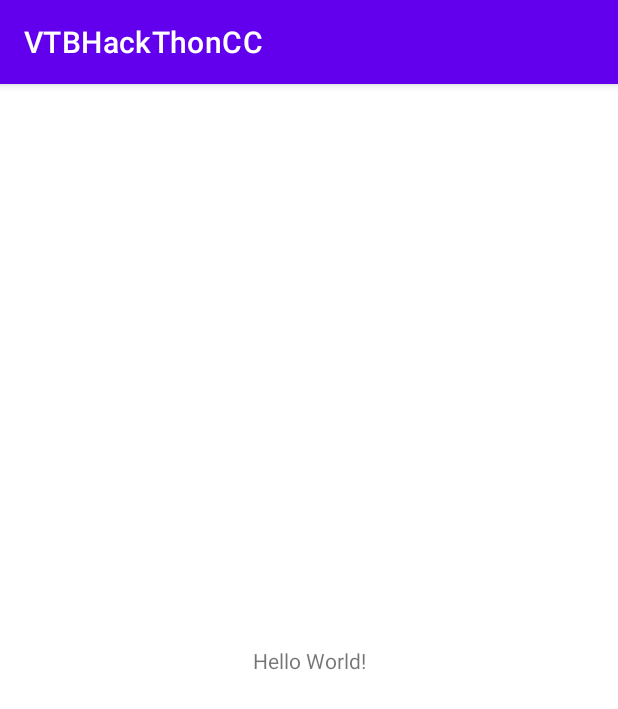
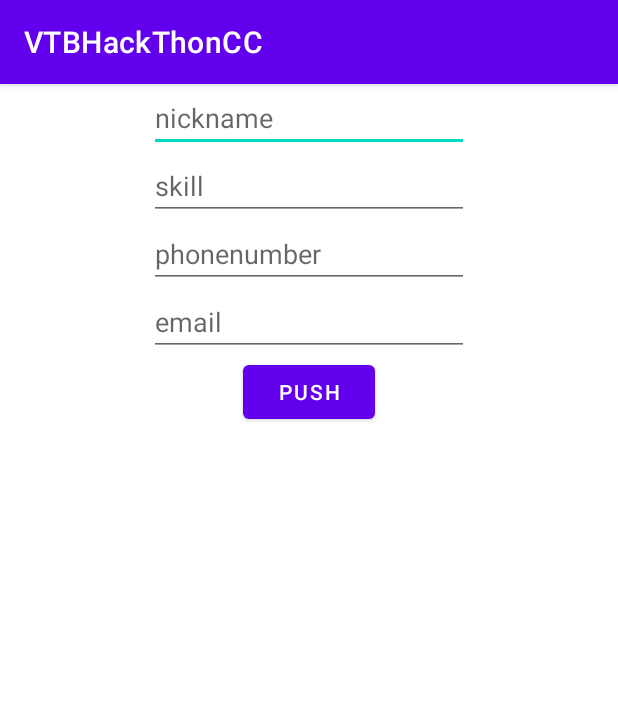
Before and after one commit to thblackboy/vtb-hackathon-CC, an Android app: the screen it shows after launch (MainActivity before the commit, TestDatabase after it), on a phone screen of 412 x 824 dp. Shown: the top 709 px of the screen. Run offline under Robolectric (Android 15) with nearby library versions, the phone set to English and light mode, and no system bars; our stand-ins replace Firebase (no records; nobody signed in at launch, a user with empty details on screens opened directly); 1 statement that could not run was skipped.

Commit message:
удаленная бд

```diff
--- a/app/src/main/AndroidManifest.xml
+++ b/app/src/main/AndroidManifest.xml
@@ -10,6 +10,9 @@
         android:supportsRtl="true"
         android:theme="@style/Theme.VTBHackThonCC">
         <activity
+            android:name=".TestDatabase"
+            android:exported="true" />
+        <activity
             android:name=".MainActivity"
             android:exported="true">
             <intent-filter>
--- /dev/null
+++ b/app/src/main/java/com/example/vtbhackthoncc/FirebaseDatabaseHelper.java
@@ -0,0 +1,57 @@
+package com.example.vtbhackthoncc;
+
+import android.provider.ContactsContract;
+
+import androidx.annotation.NonNull;
+
+import com.google.android.gms.tasks.OnSuccessListener;
+import com.google.firebase.database.DataSnapshot;
+import com.google.firebase.database.DatabaseError;
+import com.google.firebase.database.DatabaseReference;
+import com.google.firebase.database.FirebaseDatabase;
+import com.google.firebase.database.ValueEventListener;
+
+import java.util.ArrayList;
+
+public class FirebaseDatabaseHelper {
+    public User user;
+
+    private FirebaseDatabase firebaseDatabase;
+    private DatabaseReference databaseReference;
+    private ArrayList<User> users = new ArrayList<>();
+
+    public FirebaseDatabaseHelper() {
+        firebaseDatabase = FirebaseDatabase.getInstance();
+        databaseReference = firebaseDatabase.getReference("User");
+    }
+
+    public void addUser(User user) {
+        String key = databaseReference.push().getKey();
+        databaseReference.child(key).setValue(user);
+    }
+
+    //эта штука не работает user становаится null
+    public User getUser(String username) {
+        databaseReference.addValueEventListener(new ValueEventListener() {
+            @Override
+            public void onDataChange(@NonNull DataSnapshot snapshot) {
+                User getedUser;
+                for (DataSnapshot node : dataSnapshot.getChildren()) {
+                    getedUser = node.getValue(User.class);
+                    if (getedUser.getNickname().equals(username)) {
+                        user = getedUser;
+                        break;
+                    }
+                }
+            }
+
+            @Override
+            public void onCancelled(@NonNull DatabaseError error) {
+
+            }
+        });
+
+
+        return user;
+    }
+}
--- a/app/src/main/java/com/example/vtbhackthoncc/MainActivity.java
+++ b/app/src/main/java/com/example/vtbhackthoncc/MainActivity.java
@@ -2,6 +2,7 @@ package com.example.vtbhackthoncc;
 
 import androidx.appcompat.app.AppCompatActivity;
 
+import android.content.Intent;
 import android.os.Bundle;
 
 public class MainActivity extends AppCompatActivity {
@@ -10,6 +11,7 @@ public class MainActivity extends AppCompatActivity {
     protected void onCreate(Bundle savedInstanceState) {
         super.onCreate(savedInstanceState);
         setContentView(R.layout.activity_main);
-        // тест
+        Intent intent = new Intent(this, TestDatabase.class);
+        startActivity(intent);
     }
 }
--- /dev/null
+++ b/app/src/main/java/com/example/vtbhackthoncc/TestDatabase.java
@@ -0,0 +1,37 @@
+package com.example.vtbhackthoncc;
+
+import androidx.appcompat.app.AppCompatActivity;
+import android.os.Bundle;
+import android.widget.EditText;
+import android.view.View;
+import android.widget.Toast;
+
+public class TestDatabase extends AppCompatActivity {
+
+    @Override
+    protected void onCreate(Bundle savedInstanceState) {
+        super.onCreate(savedInstanceState);
+        setContentView(R.layout.activity_test_database);
+        FirebaseDatabaseHelper helper = new FirebaseDatabaseHelper();
+        User user = helper.getUser("sus");
+        if (user != null) {
+            System.out.println(user.getNickname());
+            Toast.makeText(getApplicationContext(), user.getNickname() + " " + user.getEmail() + " " + user.getPhoneNumber() + " " + user.getPhoneNumber().toString(), Toast.LENGTH_LONG);
+        }
+
+
+
+    }
+
+    public void push(View view) {
+        String nickname = ((EditText) findViewById(R.id.nickname)).getText().toString();
+        Long skill = Long.parseLong(((EditText) findViewById(R.id.skill)).getText().toString());
+        String phonenumber = ((EditText) findViewById(R.id.phonenumber)).getText().toString();
+        String email = ((EditText) findViewById(R.id.email)).getText().toString();
+
+        User user = new User(nickname, skill, phonenumber, email);
+
+        FirebaseDatabaseHelper dbHelper = new FirebaseDatabaseHelper();
+        dbHelper.addUser(user);
+    }
+}
--- /dev/null
+++ b/app/src/main/res/layout/activity_test_database.xml
@@ -0,0 +1,63 @@
+<?xml version="1.0" encoding="utf-8"?>
+<androidx.constraintlayout.widget.ConstraintLayout xmlns:android="http://schemas.android.com/apk/res/android"
+    xmlns:app="http://schemas.android.com/apk/res-auto"
+    xmlns:tools="http://schemas.android.com/tools"
+    android:layout_width="match_parent"
+    android:layout_height="match_parent"
+    tools:context=".TestDatabase">
+
+    <EditText
+        android:id="@+id/nickname"
+        android:layout_width="wrap_content"
+        android:layout_height="wrap_content"
+        android:ems="10"
+        android:hint="nickname"
+        android:inputType="textPersonName"
+        app:layout_constraintEnd_toEndOf="parent"
+        app:layout_constraintStart_toStartOf="parent"
+        app:layout_constraintTop_toTopOf="parent" />
+
+    <EditText
+        android:id="@+id/skill"
+        android:layout_width="wrap_content"
+        android:layout_height="wrap_content"
+        android:ems="10"
+        android:hint="skill"
+        android:inputType="textPersonName"
+        app:layout_constraintEnd_toEndOf="parent"
+        app:layout_constraintStart_toStartOf="parent"
+        app:layout_constraintTop_toBottomOf="@+id/nickname" />
+
+    <EditText
+        android:id="@+id/phonenumber"
+        android:layout_width="wrap_content"
+        android:layout_height="wrap_content"
+        android:ems="10"
+        android:hint="phonenumber"
+        android:inputType="phone"
+        app:layout_constraintEnd_toEndOf="parent"
+        app:layout_constraintStart_toStartOf="parent"
+        app:layout_constraintTop_toBottomOf="@+id/skill" />
+
+    <EditText
+        android:id="@+id/email"
+        android:layout_width="wrap_content"
+        android:layout_height="wrap_content"
+        android:ems="10"
+        android:hint="email"
+        android:inputType="textEmailAddress"
+        app:layout_constraintEnd_toEndOf="parent"
+        app:layout_constraintStart_toStartOf="parent"
+        app:layout_constraintTop_toBottomOf="@+id/phonenumber" />
+
+    <Button
+        android:id="@+id/button"
+        android:layout_width="wrap_content"
+        android:layout_height="wrap_content"
+        android:onClick="push"
+        android:text="push"
+        app:layout_constraintEnd_toEndOf="parent"
+        app:layout_constraintStart_toStartOf="parent"
+        app:layout_constraintTop_toBottomOf="@+id/email" />
+
+</androidx.constraintlayout.widget.ConstraintLayout>
--- a/settings.gradle
+++ b/settings.gradle
@@ -1,5 +1,5 @@
 dependencyResolutionManagement {
-    repositoriesMode.set(RepositoriesMode.FAIL_ON_PROJECT_REPOS)
+    repositoriesMode.set(RepositoriesMode.PREFER_SETTINGS)
     repositories {
         google()
         mavenCentral()
```
Also changed, not shown: app/build.gradle (+6 -1 lines), app/src/main/java/com/example/vtbhackthoncc/User.java (added, +33 -0 lines), build.gradle (+7 -1 lines), 1 other file.
